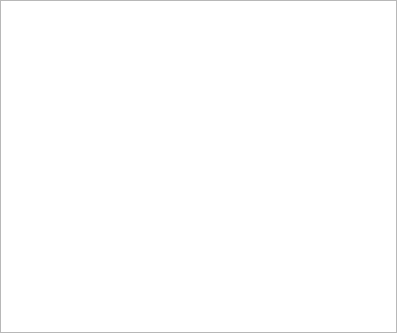
The window that JChat/GroupEventWidget.ui (jpush/jchat-windows) describes before a commit, drawn with Qt 5.
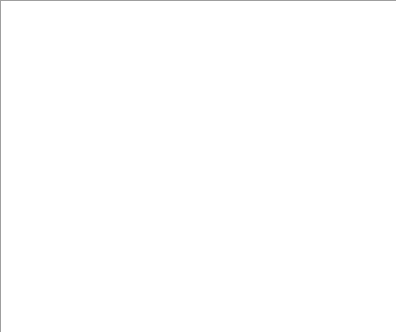
The same window after the commit.

Diff of the .ui file:
```diff
--- a/JChat/GroupEventWidget.ui
+++ b/JChat/GroupEventWidget.ui
@@ -38,6 +38,9 @@
 }
 </string>
   </property>
+  <property name="frameShape">
+   <enum>QFrame::Panel</enum>
+  </property>
  </widget>
  <layoutdefault spacing="6" margin="11"/>
  <resources/>
```
